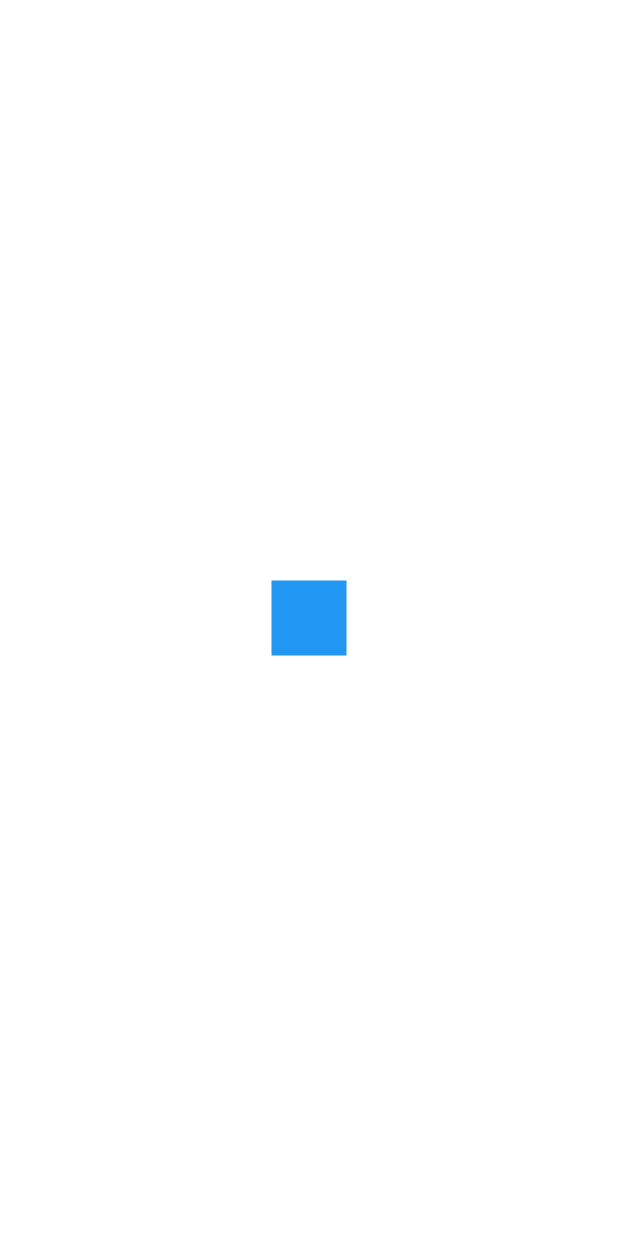
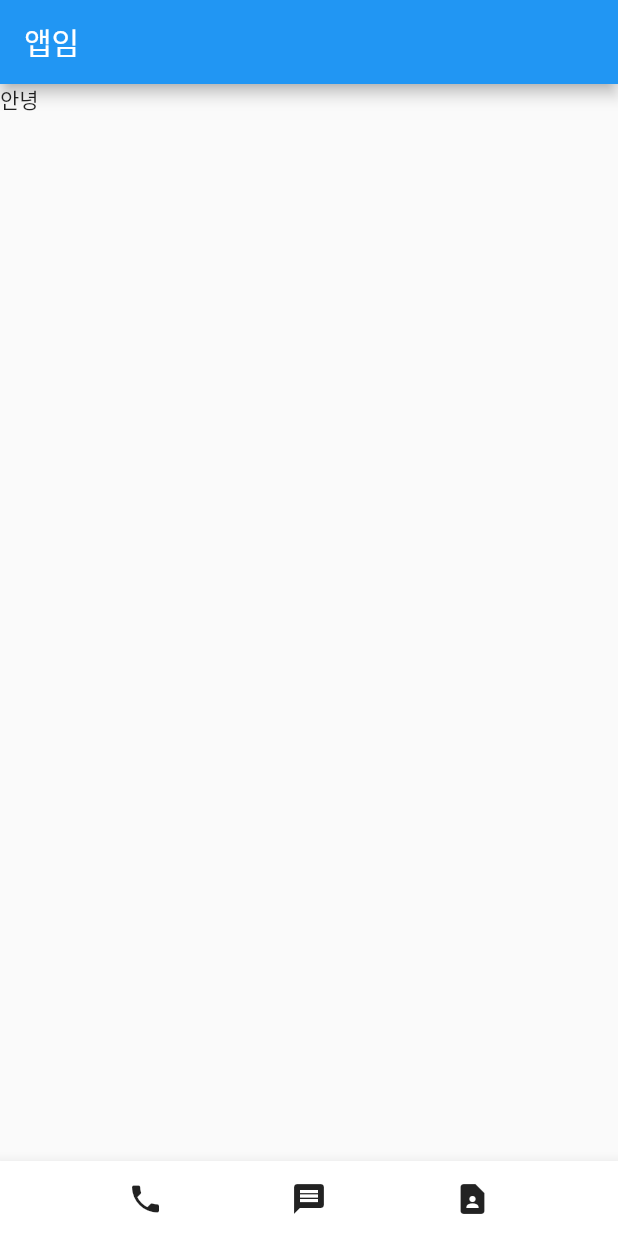
Before and after one commit to Project-TRIBE-kaist/AJS, a Flutter app: the screen it shows after launch, on a phone screen of 412 x 824 dp. Run offline on Flutter 3.47's test engine with Material 2 defaults, Android fonts, the light colour scheme and no system bars.

Commit message:
SizedBox로 design중 / margin, padding, 정렬 -> 이놈은 Container보다 가볍게 쓸 수 있음

```diff
--- a/analysis_options.yaml
+++ b/analysis_options.yaml
@@ -22,6 +22,11 @@ linter:
   # `// ignore_for_file: name_of_lint` syntax on the line or in the file
   # producing the lint.
   rules:
+    prefer_typing_uninitialized_variables: false
+    prefer_const_constructors_in_immutables: false
+    prefer_const_constructors: false
+    avoid_print: false
+    prefer_const_literals_to_create_immutables: false
     # avoid_print: false  # Uncomment to disable the `avoid_print` rule
     # prefer_single_quotes: true  # Uncomment to enable the `prefer_single_quotes` rule
 
--- a/lib/main.dart
+++ b/lib/main.dart
@@ -8,13 +8,29 @@ class MyApp extends StatelessWidget {
   @override
   Widget build(BuildContext context) {
     return MaterialApp(
-      //home: Text('안녕')
-      //home: Icon(Icons.shop)
-      //home: Image.asset('dog.png')
-      home: Center(
-        child: Container( width:50, height:50, color: Colors.blue)
+      home: Scaffold(
+        appBar: AppBar(
+          title: Text('앱임')
+            //child: Text('앱임')
+        ),
+        body: Container(
+            child: Text('안녕')
+        ),
+        bottomNavigationBar: BottomAppBar(
+          child: SizedBox(
+            height: 50,
+            child: Row(
+
+              mainAxisAlignment: MainAxisAlignment.spaceEvenly,
+              children: [
+                Icon(Icons.phone),
+                Icon(Icons.message),
+                Icon(Icons.contact_page),
+            ],
+        ),
+          ),
+        ), //BottomAppBar( child: Text('하단바') ),
       )
-          //or SizedBox()
     );
   }
 }
```
